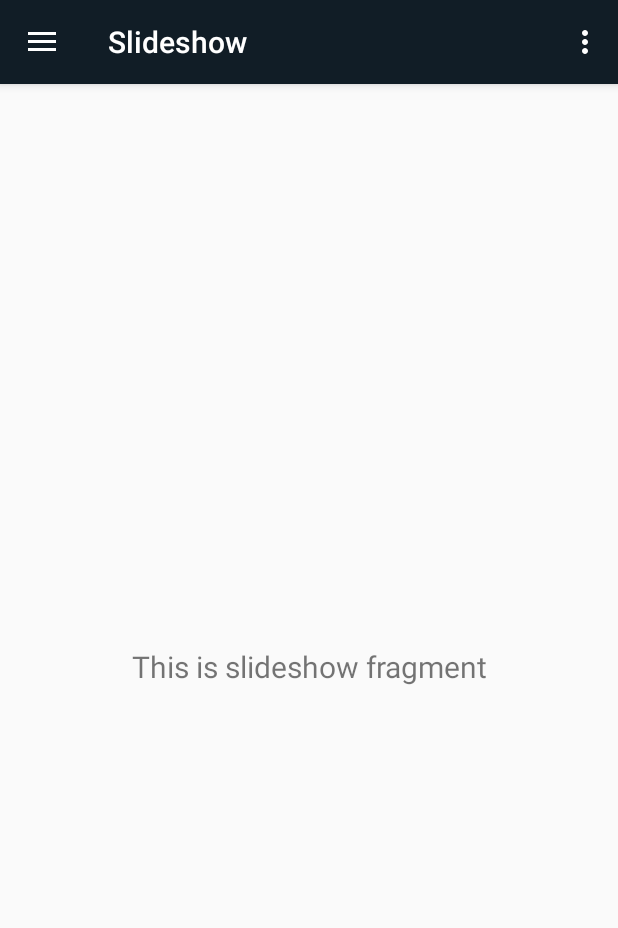
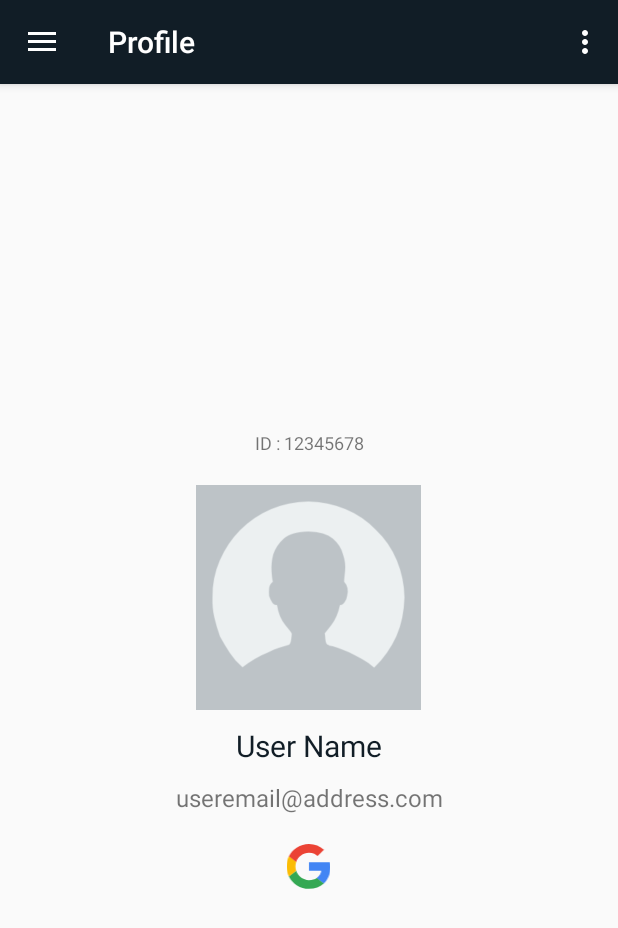
Before and after one commit to priyankamadhwal/IndoorsGPS, an Android app: the HomeActivity screen opened directly, with no data from a screen before it, in the side drawer, after a tap on "Profile", on a phone screen of 412 x 824 dp. Shown: the top 928 px of the screen. Run offline under Robolectric (Android 15) with nearby library versions, the phone set to English and light mode, and no system bars; our stand-ins replace Picasso, navigation-ui; pictures from the network do not load; Roboto replaces fonts that are not available here; 9 statements that could not run were skipped.

Commit message:
Profile fragment ui

```diff
--- a/app/build.gradle
+++ b/app/build.gradle
@@ -35,6 +35,7 @@ dependencies {
     implementation 'androidx.navigation:navigation-fragment:2.0.0'
     implementation 'androidx.navigation:navigation-ui:2.0.0'
     implementation 'androidx.lifecycle:lifecycle-extensions:2.0.0'
+    implementation 'com.android.support:support-v4:28.0.0'
     testImplementation 'junit:junit:4.12'
     androidTestImplementation 'androidx.test.ext:junit:1.1.1'
     androidTestImplementation 'androidx.test.espresso:espresso-core:3.2.0'
--- a/app/src/main/java/com/example/indoorsgps/HomeActivity.java
+++ b/app/src/main/java/com/example/indoorsgps/HomeActivity.java
@@ -66,7 +66,7 @@ public class HomeActivity extends AppCompatActivity {
         // Passing each menu ID as a set of Ids because each
         // menu should be considered as top level destinations.
         mAppBarConfiguration = new AppBarConfiguration.Builder(
-                R.id.nav_home, R.id.nav_gallery, R.id.nav_slideshow)
+                R.id.nav_home, R.id.nav_gallery, R.id.nav_profile)
                 .setDrawerLayout(drawer)
                 .build();
         NavController navController = Navigation.findNavController(this, R.id.nav_host_fragment);
--- /dev/null
+++ b/app/src/main/java/com/example/indoorsgps/ProfileFragment.java
@@ -0,0 +1,53 @@
+package com.example.indoorsgps;
+
+import android.net.Uri;
+import android.os.Bundle;
+import android.view.LayoutInflater;
+import android.view.View;
+import android.view.ViewGroup;
+import android.widget.ImageView;
+import android.widget.TextView;
+
+import androidx.fragment.app.Fragment;
+
+import com.google.android.gms.auth.api.signin.GoogleSignIn;
+import com.squareup.picasso.Picasso;
+
+public class ProfileFragment extends Fragment {
+
+    public ProfileFragment() {
+        // Required empty public constructor
+    }
+
+    @Override
+    public void onCreate(Bundle savedInstanceState) {
+        super.onCreate(savedInstanceState);
+    }
+
+    @Override
+    public View onCreateView(LayoutInflater inflater, ViewGroup container,
+                             Bundle savedInstanceState) {
+        // Inflate the layout for this fragment
+        View root = inflater.inflate(R.layout.fragment_profile, container, false);
+
+        // Update profile
+
+        TextView userIdView = root.findViewById(R.id.userIdView);
+        userIdView.setText("ID: " + GoogleSignIn.getLastSignedInAccount(getActivity().getApplicationContext()).getId());
+
+        ImageView userProfileImageView = root.findViewById(R.id.userProfileImageView);
+        Uri userProfileImageUrl = GoogleSignIn.getLastSignedInAccount(getActivity().getApplicationContext()).getPhotoUrl();
+        Picasso.get().load(userProfileImageUrl.toString())
+                .placeholder(R.drawable.profile_picture_placeholder)
+                .error(R.drawable.profile_picture_placeholder)
+                .into(userProfileImageView);
+
+        TextView userDisplayNameView = root.findViewById(R.id.userDisplayNameView);
+        userDisplayNameView.setText(GoogleSignIn.getLastSignedInAccount(getActivity().getApplicationContext()).getDisplayName());
+
+        TextView userEmailView = root.findViewById(R.id.userEmailView);
+        userEmailView.setText(GoogleSignIn.getLastSignedInAccount(getActivity().getApplicationContext()).getEmail());
+
+        return root;
+    }
+}
--- /dev/null
+++ b/app/src/main/res/drawable/ic_google_icon.xml
@@ -0,0 +1,18 @@
+<vector xmlns:android="http://schemas.android.com/apk/res/android"
+    android:width="2443dp"
+    android:height="2500dp"
+    android:viewportWidth="256"
+    android:viewportHeight="262">
+  <path
+      android:pathData="M255.878,133.451c0,-10.734 -0.871,-18.567 -2.756,-26.69H130.55v48.448h71.947c-1.45,12.04 -9.283,30.172 -26.69,42.356l-0.244,1.622 38.755,30.023 2.685,0.268c24.659,-22.774 38.875,-56.282 38.875,-96.027"
+      android:fillColor="#4285F4"/>
+  <path
+      android:pathData="M130.55,261.1c35.248,0 64.839,-11.605 86.453,-31.622l-41.196,-31.913c-11.024,7.688 -25.82,13.055 -45.257,13.055 -34.523,0 -63.824,-22.773 -74.269,-54.25l-1.531,0.13 -40.298,31.187 -0.527,1.465C35.393,231.798 79.49,261.1 130.55,261.1"
+      android:fillColor="#34A853"/>
+  <path
+      android:pathData="M56.281,156.37c-2.756,-8.123 -4.351,-16.827 -4.351,-25.82 0,-8.994 1.595,-17.697 4.206,-25.82l-0.073,-1.73L15.26,71.312l-1.335,0.635C5.077,89.644 0,109.517 0,130.55s5.077,40.905 13.925,58.602l42.356,-32.782"
+      android:fillColor="#FBBC05"/>
+  <path
+      android:pathData="M130.55,50.479c24.514,0 41.05,10.589 50.479,19.438l36.844,-35.974C195.245,12.91 165.798,0 130.55,0 79.49,0 35.393,29.301 13.925,71.947l42.211,32.783c10.59,-31.477 39.891,-54.251 74.414,-54.251"
+      android:fillColor="#EB4335"/>
+</vector>
--- /dev/null
+++ b/app/src/main/res/layout/fragment_profile.xml
@@ -0,0 +1,57 @@
+<?xml version="1.0" encoding="utf-8"?>
+<FrameLayout xmlns:android="http://schemas.android.com/apk/res/android"
+    xmlns:app="http://schemas.android.com/apk/res-auto"
+    xmlns:tools="http://schemas.android.com/tools"
+    android:layout_width="match_parent"
+    android:layout_height="match_parent"
+    android:foregroundGravity="center"
+    tools:context=".ProfileFragment">
+
+    <LinearLayout
+        android:layout_width="match_parent"
+        android:layout_height="match_parent"
+        android:orientation="vertical"
+        android:gravity="center">
+
+        <TextView
+            android:id="@+id/userIdView"
+            android:layout_width="match_parent"
+            android:layout_height="wrap_content"
+            android:gravity="center"
+            android:layout_marginBottom="20dp"
+            android:textSize="12sp"
+            android:text="ID : 12345678" />
+
+        <ImageView
+            android:id="@+id/userProfileImageView"
+            android:layout_width="150dp"
+            android:layout_height="150dp"
+            android:src="@drawable/profile_picture_placeholder" />
+
+        <TextView
+            android:id="@+id/userDisplayNameView"
+            android:layout_width="match_parent"
+            android:layout_height="wrap_content"
+            android:layout_margin="10dp"
+            android:gravity="center"
+            android:text="User Name"
+            android:textColor="@color/background"
+            android:textSize="20sp" />
+
+        <TextView
+            android:id="@+id/userEmailView"
+            android:layout_width="match_parent"
+            android:layout_height="wrap_content"
+            android:gravity="center"
+            android:textSize="16sp"
+            android:text="useremail@address.com" />
+
+        <ImageView
+            android:id="@+id/imageView"
+            android:layout_width="30dp"
+            android:layout_height="30dp"
+            android:layout_marginTop="20dp"
+            app:srcCompat="@drawable/ic_google_icon" />
+
+    </LinearLayout>
+</FrameLayout>
--- a/app/src/main/res/layout/nav_header_home.xml
+++ b/app/src/main/res/layout/nav_header_home.xml
@@ -34,6 +34,7 @@
         android:id="@+id/userEmailView"
         android:layout_width="wrap_content"
         android:layout_height="wrap_content"
+        android:visibility="invisible"
         android:text="usernemail@address.com" />
 
 </LinearLayout>
--- a/app/src/main/res/menu/activity_home_drawer.xml
+++ b/app/src/main/res/menu/activity_home_drawer.xml
@@ -13,7 +13,7 @@
             android:icon="@drawable/ic_buildings"
             android:title="Buildings" />
         <item
-            android:id="@+id/nav_slideshow"
+            android:id="@+id/nav_profile"
             android:icon="@drawable/ic_profile"
             android:title="Profile" />
         <item
--- a/app/src/main/res/navigation/mobile_navigation.xml
+++ b/app/src/main/res/navigation/mobile_navigation.xml
@@ -19,8 +19,8 @@
         tools:layout="@layout/fragment_gallery" />
 
     <fragment
-        android:id="@+id/nav_slideshow"
-        android:name="com.example.indoorsgps.ui.slideshow.SlideshowFragment"
-        android:label="@string/menu_slideshow"
-        tools:layout="@layout/fragment_slideshow" />
+        android:id="@+id/nav_profile"
+        android:name="com.example.indoorsgps.ProfileFragment"
+        android:label="Profile"
+        tools:layout="@layout/fragment_profile" />
 </navigation>
--- a/app/src/main/res/values/dimens.xml
+++ b/app/src/main/res/values/dimens.xml
@@ -2,7 +2,7 @@
     <!-- Default screen margins, per the Android Design guidelines. -->
     <dimen name="activity_horizontal_margin">16dp</dimen>
     <dimen name="activity_vertical_margin">16dp</dimen>
-    <dimen name="nav_header_vertical_spacing">8dp</dimen>
+    <dimen name="nav_header_vertical_spacing">12dp</dimen>
     <dimen name="nav_header_height">250dp</dimen>
     <dimen name="fab_margin">16dp</dimen>
 </resources>
--- a/app/src/main/res/values/strings.xml
+++ b/app/src/main/res/values/strings.xml
@@ -15,4 +15,7 @@
     <string name="menu_sign_out">Sign out</string>
 
     <string name="home_second">Home Second</string>
+
+    <!-- TODO: Remove or change this placeholder text -->
+    <string name="hello_blank_fragment">Hello blank fragment</string>
 </resources>
```
